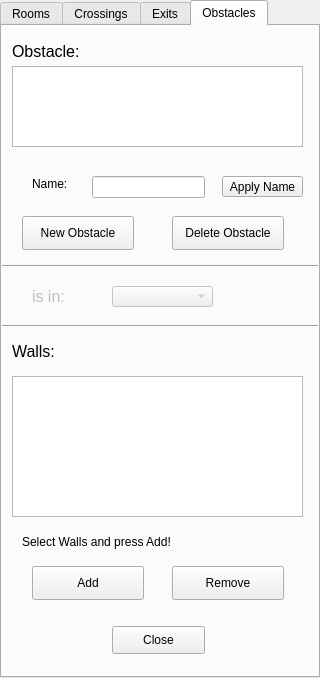
Old version of the form forms/roomwidget.ui in the repository JuPedSim/jpseditor.
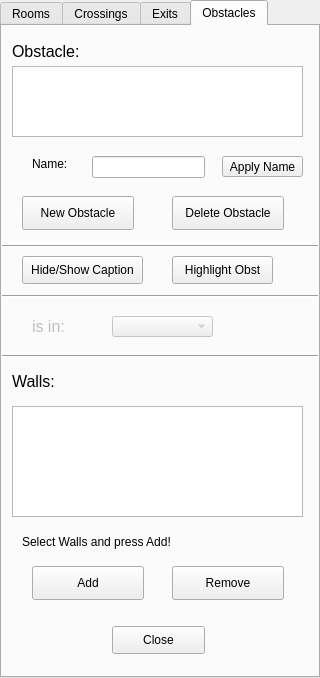
New version of the form.

```diff
--- a/forms/roomwidget.ui
+++ b/forms/roomwidget.ui
@@ -614,7 +614,7 @@
     <property name="geometry">
      <rect>
       <x>10</x>
-      <y>310</y>
+      <y>340</y>
       <width>191</width>
       <height>31</height>
      </rect>
@@ -632,7 +632,7 @@
     <property name="geometry">
      <rect>
       <x>90</x>
-      <y>150</y>
+      <y>130</y>
       <width>113</width>
       <height>22</height>
      </rect>
@@ -655,7 +655,7 @@
     <property name="geometry">
      <rect>
       <x>220</x>
-      <y>150</y>
+      <y>130</y>
       <width>81</width>
       <height>21</height>
      </rect>
@@ -668,8 +668,8 @@
     <property name="geometry">
      <rect>
       <x>30</x>
-      <y>150</y>
-      <width>71</width>
+      <y>130</y>
+      <width>61</width>
       <height>16</height>
      </rect>
     </property>
@@ -699,7 +699,7 @@
     <property name="geometry">
      <rect>
       <x>170</x>
-      <y>190</y>
+      <y>170</y>
       <width>112</width>
       <height>34</height>
      </rect>
@@ -712,9 +712,9 @@
     <property name="geometry">
      <rect>
       <x>10</x>
-      <y>350</y>
+      <y>380</y>
       <width>291</width>
-      <height>141</height>
+      <height>111</height>
      </rect>
     </property>
    </widget>
@@ -735,7 +735,7 @@
     <property name="geometry">
      <rect>
       <x>20</x>
-      <y>190</y>
+      <y>170</y>
       <width>112</width>
       <height>34</height>
      </rect>
@@ -750,7 +750,7 @@
       <x>10</x>
       <y>40</y>
       <width>291</width>
-      <height>81</height>
+      <height>71</height>
      </rect>
     </property>
    </widget>
@@ -758,7 +758,7 @@
     <property name="geometry">
      <rect>
       <x>-20</x>
-      <y>230</y>
+      <y>210</y>
       <width>341</width>
       <height>20</height>
      </rect>
@@ -771,7 +771,7 @@
     <property name="geometry">
      <rect>
       <x>0</x>
-      <y>290</y>
+      <y>320</y>
       <width>341</width>
       <height>20</height>
      </rect>
@@ -787,7 +787,7 @@
     <property name="geometry">
      <rect>
       <x>30</x>
-      <y>250</y>
+      <y>280</y>
       <width>61</width>
       <height>41</height>
      </rect>
@@ -808,11 +808,50 @@
     <property name="geometry">
      <rect>
       <x>110</x>
+      <y>290</y>
+      <width>101</width>
+      <height>21</height>
+     </rect>
+    </property>
+   </widget>
+   <widget class="Line" name="line_8">
+    <property name="geometry">
+     <rect>
+      <x>-10</x>
       <y>260</y>
+      <width>341</width>
+      <height>20</height>
+     </rect>
+    </property>
+    <property name="orientation">
+     <enum>Qt::Horizontal</enum>
+    </property>
+   </widget>
+   <widget class="QPushButton" name="caption_obs">
+    <property name="geometry">
+     <rect>
+      <x>20</x>
+      <y>230</y>
+      <width>121</width>
+      <height>28</height>
+     </rect>
+    </property>
+    <property name="text">
+     <string>Hide/Show Caption</string>
+    </property>
+   </widget>
+   <widget class="QPushButton" name="highlight_obs">
+    <property name="geometry">
+     <rect>
+      <x>170</x>
+      <y>230</y>
       <width>101</width>
-      <height>21</height>
+      <height>28</height>
      </rect>
     </property>
+    <property name="text">
+     <string>Highlight Obst</string>
+    </property>
    </widget>
   </widget>
  </widget>
```
